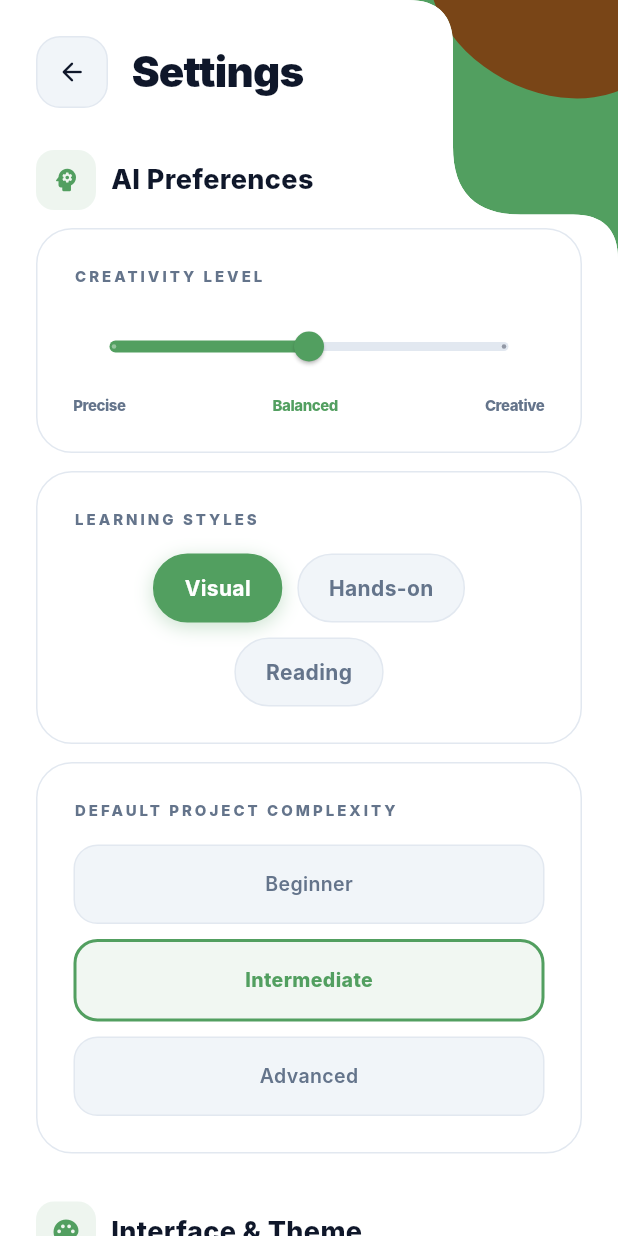
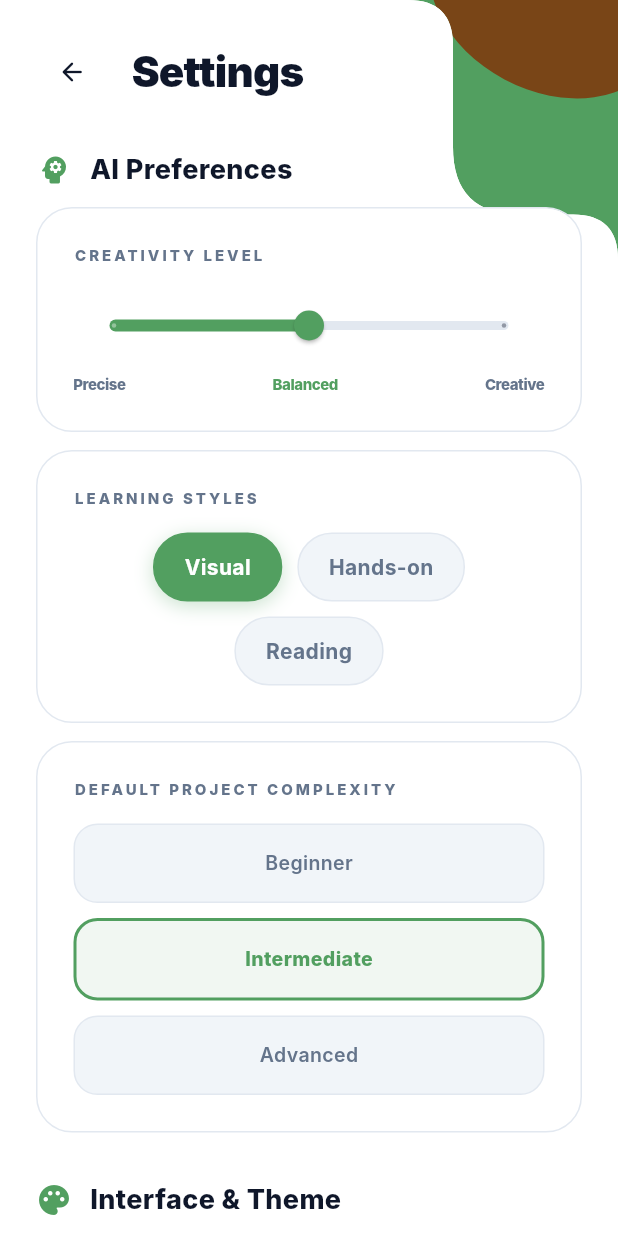
Before and after one commit to akmalhasan19/klass-mobile, a Flutter app: the SettingsScreen screen opened directly, on a phone screen of 412 x 824 dp. Run offline on Flutter 3.47's test engine with Material 3 defaults, Android fonts, the phone set to English and light mode, and no system bars; our stand-ins replace dio, image_picker, shared_preferences; accounts and stored records are empty; network calls fail; Roboto replaces fonts that are missing (Inter); project files that could hold a hidden picture were left out.

Commit message:
UI Settings Page Fix (beneran)

```diff
--- a/frontend/lib/screens/settings_screen.dart
+++ b/frontend/lib/screens/settings_screen.dart
@@ -212,11 +212,7 @@ class _SettingsScreenState extends State<SettingsScreen> {
                           child: Container(
                             width: 48,
                             height: 48,
-                            decoration: BoxDecoration(
-                              color: AppColors.surfaceLight,
-                              borderRadius: BorderRadius.circular(16),
-                              border: Border.all(color: AppColors.border),
-                            ),
+                            color: Colors.transparent,
                             child: const Icon(
                               Icons.arrow_back_rounded,
                               size: 20,
@@ -525,16 +521,8 @@ class _SettingsScreenState extends State<SettingsScreen> {
       padding: const EdgeInsets.symmetric(horizontal: 24),
       child: Row(
         children: [
-          Container(
-            width: 40,
-            height: 40,
-            decoration: BoxDecoration(
-              color: AppColors.primary.withValues(alpha: 0.1),
-              borderRadius: BorderRadius.circular(12),
-            ),
-            child: Icon(icon, size: 20, color: AppColors.primary),
-          ),
-          const SizedBox(width: 10),
+          Icon(icon, size: 24, color: AppColors.primary),
+          const SizedBox(width: 12),
           Text(
             title,
             style: const TextStyle(
```
